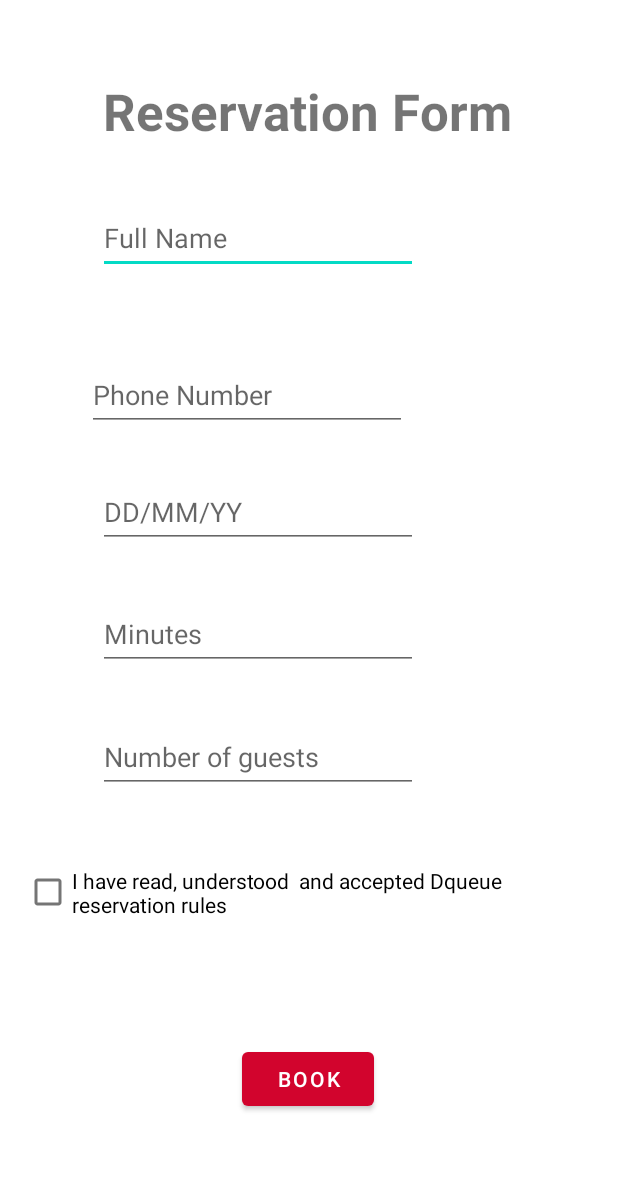
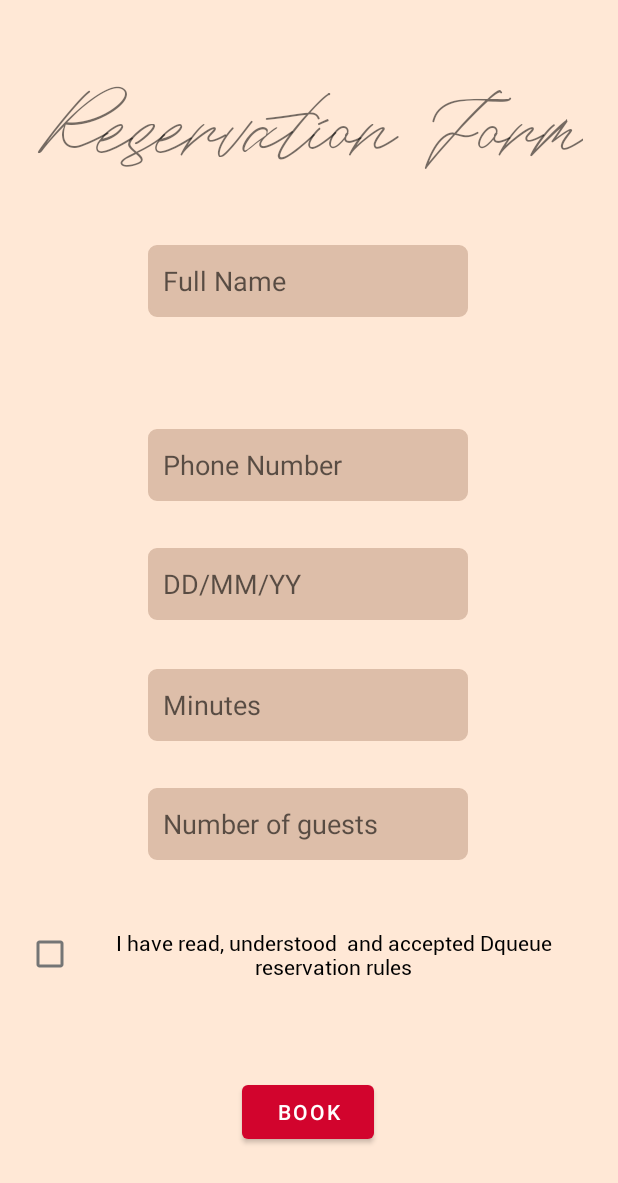
Before and after one commit to raisirfan/mp2022_g02, an Android app: the screen it shows after launch once a user with an empty profile is signed in (ReservationForm), after a tap on "BOOKING", on a phone screen of 412 x 824 dp. Shown: the top 1183 px of the screen. Run offline under Robolectric (Android 15) with nearby library versions, the phone set to English and light mode, and no system bars; our stand-ins replace Firebase (no records; nobody signed in at launch, a user with empty details on screens opened directly).

Commit message:
LAST ONE!!!!! FINISH ALREADY
VALOO

```diff
--- a/app/src/main/java/com/example/dqueuebookingappsnew/SecondActivity.java
+++ b/app/src/main/java/com/example/dqueuebookingappsnew/SecondActivity.java
@@ -29,14 +29,14 @@ public class SecondActivity extends AppCompatActivity {
         logout = (Button) findViewById(R.id.btnLogout);
         profile = findViewById(R.id.btnProfile);
         history = findViewById(R.id.btnHistory);
-        receipt = findViewById(R.id.btnReceipt);
+        //receipt = findViewById(R.id.btnReceipt);
 
-        receipt.setOnClickListener(new View.OnClickListener() {
+        /*receipt.setOnClickListener(new View.OnClickListener() {
             @Override
             public void onClick(View view) {
                 startActivity(new Intent(SecondActivity.this, Receipt.class));
             }
-        });
+        });*/
 
         history.setOnClickListener(new View.OnClickListener() {
             @Override
--- a/app/src/main/res/layout/activity_password.xml
+++ b/app/src/main/res/layout/activity_password.xml
@@ -4,17 +4,19 @@
     xmlns:tools="http://schemas.android.com/tools"
     android:layout_width="match_parent"
     android:layout_height="match_parent"
+    android:background="#FFE8D6"
     tools:context=".PasswordActivity">
 
     <EditText
         android:id="@+id/etPasswordEmail"
         android:layout_width="259dp"
         android:layout_height="61dp"
+        android:background="@drawable/re_custom"
+        android:backgroundTint="#ddbea9"
         android:ems="10"
         android:hint="Email"
         android:inputType="textEmailAddress"
         android:paddingStart="15dp"
-        android:background="@drawable/re_custom"
         app:layout_constraintBottom_toBottomOf="parent"
         app:layout_constraintEnd_toEndOf="parent"
         app:layout_constraintHorizontal_bias="0.526"
@@ -27,8 +29,6 @@
         android:layout_width="wrap_content"
         android:layout_height="wrap_content"
         android:text="RESET PASSWORD"
-        android:textColor="#8D99AE"
-        app:backgroundTint="#2B2D42"
         app:layout_constraintBottom_toBottomOf="parent"
         app:layout_constraintEnd_toEndOf="parent"
         app:layout_constraintHorizontal_bias="0.497"
--- a/app/src/main/res/layout/activity_push_notification.xml
+++ b/app/src/main/res/layout/activity_push_notification.xml
@@ -4,6 +4,7 @@
     xmlns:tools="http://schemas.android.com/tools"
     android:layout_width="match_parent"
     android:layout_height="match_parent"
+    android:background="#FFE8D6"
     tools:context=".PushNotification">
 
     <Button
--- a/app/src/main/res/layout/activity_reservation_form.xml
+++ b/app/src/main/res/layout/activity_reservation_form.xml
@@ -4,15 +4,16 @@
     xmlns:tools="http://schemas.android.com/tools"
     android:layout_width="match_parent"
     android:layout_height="match_parent"
+    android:background="#FFE8D6"
     tools:context=".ReservationForm">
 
     <TextView
         android:id="@+id/textView2"
         android:layout_width="wrap_content"
         android:layout_height="wrap_content"
+        android:fontFamily="@font/maldins_free"
         android:text="Reservation Form"
-        android:textSize="34sp"
-        android:textStyle="bold"
+        android:textSize="64sp"
         app:layout_constraintBottom_toBottomOf="parent"
         app:layout_constraintEnd_toEndOf="parent"
         app:layout_constraintHorizontal_bias="0.495"
@@ -24,89 +25,106 @@
         android:id="@+id/etFullName"
         android:layout_width="wrap_content"
         android:layout_height="wrap_content"
+        android:background="@drawable/re_custom"
+        android:backgroundTint="#ddbea9"
         android:ems="10"
         android:hint="Full Name"
         android:inputType="textPersonName"
         android:minHeight="48dp"
+        android:paddingStart="10dp"
         app:layout_constraintBottom_toBottomOf="parent"
         app:layout_constraintEnd_toEndOf="parent"
-        app:layout_constraintHorizontal_bias="0.329"
+        app:layout_constraintHorizontal_bias="0.497"
         app:layout_constraintStart_toStartOf="parent"
         app:layout_constraintTop_toBottomOf="@+id/textView2"
-        app:layout_constraintVertical_bias="0.056" />
+        app:layout_constraintVertical_bias="0.052" />
 
     <EditText
         android:id="@+id/etPhoneNumber"
         android:layout_width="wrap_content"
         android:layout_height="wrap_content"
         android:layout_marginBottom="356dp"
+        android:background="@drawable/re_custom"
+        android:backgroundTint="#ddbea9"
         android:ems="10"
         android:hint="Phone Number"
         android:inputType="phone"
         android:minHeight="48dp"
+        android:paddingStart="10dp"
         app:layout_constraintBottom_toBottomOf="parent"
         app:layout_constraintEnd_toEndOf="parent"
-        app:layout_constraintHorizontal_bias="0.293"
+        app:layout_constraintHorizontal_bias="0.497"
         app:layout_constraintStart_toStartOf="parent"
         app:layout_constraintTop_toBottomOf="@+id/etFullName"
-        app:layout_constraintVertical_bias="0.239" />
+        app:layout_constraintVertical_bias="0.359" />
 
     <EditText
         android:id="@+id/etDate"
         android:layout_width="wrap_content"
         android:layout_height="wrap_content"
+        android:background="@drawable/re_custom"
+        android:backgroundTint="#ddbea9"
         android:ems="10"
         android:hint="DD/MM/YY"
         android:inputType="date"
         android:minHeight="48dp"
+        android:paddingStart="10dp"
         app:layout_constraintBottom_toBottomOf="parent"
         app:layout_constraintEnd_toEndOf="parent"
-        app:layout_constraintHorizontal_bias="0.329"
+        app:layout_constraintHorizontal_bias="0.497"
         app:layout_constraintStart_toStartOf="parent"
         app:layout_constraintTop_toBottomOf="@+id/etPhoneNumber"
-        app:layout_constraintVertical_bias="0.061" />
+        app:layout_constraintVertical_bias="0.071" />
 
     <EditText
         android:id="@+id/etTime"
         android:layout_width="wrap_content"
         android:layout_height="wrap_content"
+        android:background="@drawable/re_custom"
+        android:backgroundTint="#ddbea9"
         android:ems="10"
         android:hint="Minutes"
         android:inputType="time"
         android:minHeight="48dp"
+        android:paddingStart="10dp"
         app:layout_constraintBottom_toBottomOf="parent"
         app:layout_constraintEnd_toEndOf="parent"
-        app:layout_constraintHorizontal_bias="0.329"
+        app:layout_constraintHorizontal_bias="0.497"
         app:layout_constraintStart_toStartOf="parent"
         app:layout_constraintTop_toBottomOf="@+id/etDate"
-        app:layout_constraintVertical_bias="0.081" />
+        app:layout_constraintVertical_bias="0.09" />
 
     <EditText
         android:id="@+id/etGuest"
         android:layout_width="wrap_content"
         android:layout_height="wrap_content"
+        android:background="@drawable/re_custom"
+        android:backgroundTint="#ddbea9"
         android:ems="10"
         android:hint="Number of guests"
         android:inputType="textPersonName"
         android:minHeight="48dp"
+        android:paddingStart="10dp"
         app:layout_constraintBottom_toBottomOf="parent"
         app:layout_constraintEnd_toEndOf="parent"
-        app:layout_constraintHorizontal_bias="0.329"
+        app:layout_constraintHorizontal_bias="0.497"
         app:layout_constraintStart_toStartOf="parent"
         app:layout_constraintTop_toBottomOf="@+id/etTime"
-        app:layout_constraintVertical_bias="0.104" />
+        app:layout_constraintVertical_bias="0.112" />
 
     <CheckBox
         android:id="@+id/checkBox"
         android:layout_width="378dp"
         android:layout_height="58dp"
+        android:fontFamily="@font/roboto_regular"
         android:text="I have read, understood  and accepted Dqueue reservation rules"
+        android:textAlignment="center"
         app:layout_constraintBottom_toBottomOf="parent"
         app:layout_constraintEnd_toEndOf="parent"
-        app:layout_constraintHorizontal_bias="0.466"
+        app:layout_constraintHorizontal_bias="0.515"
         app:layout_constraintStart_toStartOf="parent"
         app:layout_constraintTop_toBottomOf="@+id/etGuest"
-        app:layout_constraintVertical_bias="0.157" />
+        app:layout_constraintVertical_bias="0.178" />
 
     <Button
         android:id="@+id/btnBook"
--- a/app/src/main/res/layout/activity_update_password.xml
+++ b/app/src/main/res/layout/activity_update_password.xml
@@ -4,6 +4,7 @@
     xmlns:tools="http://schemas.android.com/tools"
     android:layout_width="match_parent"
     android:layout_height="match_parent"
+    android:background="#FFE8D6"
     tools:context=".UpdatePassword">
 
     <EditText
@@ -11,6 +12,7 @@
         android:layout_width="wrap_content"
         android:layout_height="wrap_content"
         android:background="@drawable/re_custom"
+        android:backgroundTint="#ddbea9"
         android:ems="10"
         android:inputType="textPassword"
         android:minHeight="48dp"
@@ -25,9 +27,7 @@
         android:id="@+id/btnUpdatePassword"
         android:layout_width="wrap_content"
         android:layout_height="wrap_content"
-        android:backgroundTint="#2B2D42"
         android:text="UPDATE"
-        android:textColor="#8D99AE"
         app:layout_constraintBottom_toBottomOf="parent"
         app:layout_constraintEnd_toEndOf="parent"
         app:layout_constraintStart_toStartOf="parent"
```
Also changed, not shown: app/src/main/res/layout/activity_main.xml (+23 -21 lines), app/src/main/res/layout/activity_order_history.xml (+36 -15 lines), app/src/main/res/layout/activity_profile.xml (+8 -5 lines), app/src/main/res/layout/activity_receipt.xml (+22 -9 lines), app/src/main/res/layout/activity_registration.xml (+15 -10 lines), app/src/main/res/layout/activity_sah.xml (+26 -16 lines), app/src/main/res/layout/activity_second.xml (+18 -18 lines), app/src/main/res/layout/activity_update_profile.xml (+14 -12 lines), app/src/main/res/layout/activity_user_payment.xml (+22 -21 lines).
